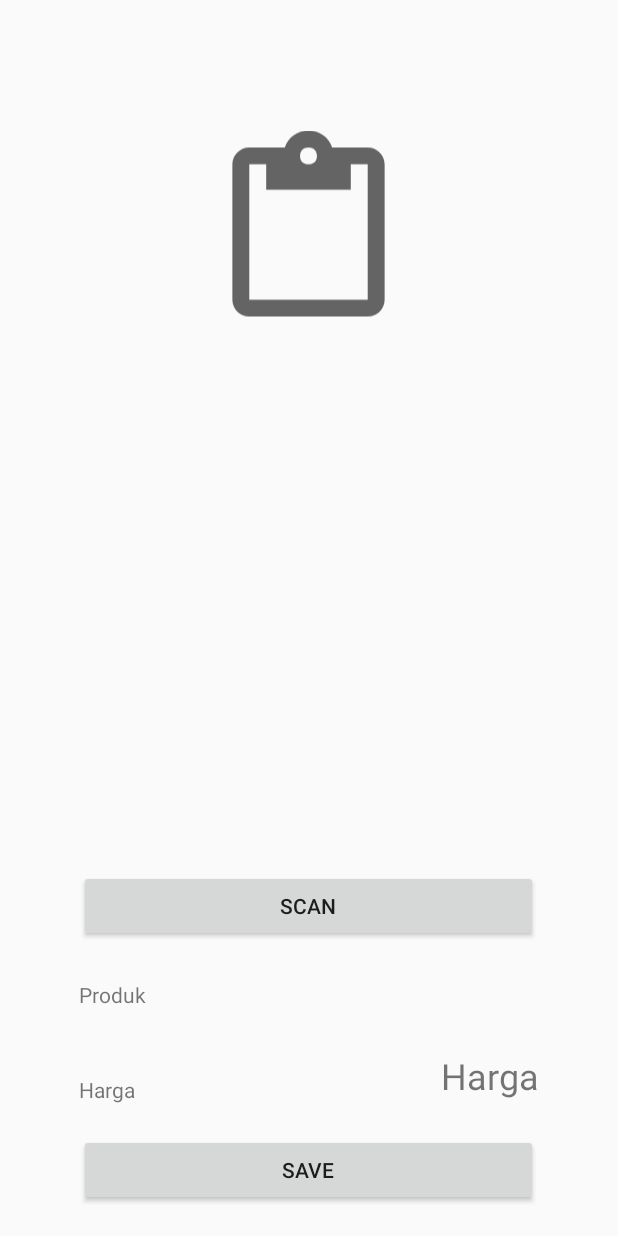
After one commit to fjoeda/Finasius, an Android app: the layout activity_detect_image.xml on its own in the app's theme, with its tools: preview values and no code run, on a phone screen of 412 x 824 dp. The commit adds this screen. Run offline under Robolectric (Android 15) with nearby library versions, the light colour scheme and no system bars.

Commit message:
detect produk + harga

```diff
--- a/app/build.gradle
+++ b/app/build.gradle
@@ -23,6 +23,8 @@ dependencies {
     implementation 'com.android.support:appcompat-v7:27.0.0'
     implementation 'com.android.support:support-v4:27.0.0'
     implementation 'com.android.support:design:27.1.0'
+    implementation group: 'com.microsoft.azure.cognitiveservices', name: 'azure-cognitiveservices-customvision-prediction', version: '1.0.2-beta'
+    annotationProcessor 'com.microsoft.azure:azure-annotations:1.2.0'
     implementation 'com.android.support.constraint:constraint-layout:1.1.3'
     implementation 'devlight.io:navigationtabbar:1.2.5'
     implementation 'com.github.blackfizz:eazegraph:1.2.2@aar'
--- a/app/src/main/java/com/nl/manage/finasius/SplashScreenActivity.java
+++ b/app/src/main/java/com/nl/manage/finasius/SplashScreenActivity.java
@@ -28,7 +28,7 @@ public class SplashScreenActivity extends AppCompatActivity {
                     // Thread will sleep for 5 seconds
                     sleep(2*1000);
 
-                    Intent intent = new Intent(SplashScreenActivity.this,InvestActivity.class);
+                    Intent intent = new Intent(SplashScreenActivity.this,DetectImageActivity.class);
                     startActivity(intent);
 
 
--- /dev/null
+++ b/app/src/main/res/layout/activity_detect_image.xml
@@ -0,0 +1,64 @@
+<?xml version="1.0" encoding="utf-8"?>
+<RelativeLayout xmlns:android="http://schemas.android.com/apk/res/android"
+    xmlns:app="http://schemas.android.com/apk/res-auto"
+    xmlns:tools="http://schemas.android.com/tools"
+    android:layout_width="match_parent"
+    android:layout_height="match_parent"
+    tools:context=".DetectImageActivity">
+
+    <ImageView
+        android:id="@+id/scannedImageView"
+        android:layout_width="135dp"
+        android:layout_height="173dp"
+        android:layout_alignParentTop="true"
+        android:layout_centerHorizontal="true"
+        android:layout_marginTop="68dp"
+        app:srcCompat="?android:attr/actionModePasteDrawable" />
+
+    <Button
+        android:id="@+id/SaveButton"
+        android:layout_width="306dp"
+        android:layout_height="wrap_content"
+        android:layout_alignParentBottom="true"
+        android:layout_centerHorizontal="true"
+        android:layout_marginBottom="20dp"
+        android:text="Save" />
+
+    <Button
+        android:id="@+id/scanButton"
+        android:layout_width="306dp"
+        android:layout_height="wrap_content"
+        android:layout_alignParentBottom="true"
+        android:layout_centerHorizontal="true"
+        android:layout_marginBottom="196dp"
+        android:text="Scan" />
+
+    <TextView
+        android:id="@+id/textView6"
+        android:layout_width="wrap_content"
+        android:layout_height="wrap_content"
+        android:layout_alignParentBottom="true"
+        android:layout_alignStart="@+id/SaveButton"
+        android:layout_marginBottom="88dp"
+        android:text="Harga" />
+
+    <TextView
+        android:id="@+id/hargaText"
+        android:layout_width="134dp"
+        android:layout_height="35dp"
+        android:layout_alignEnd="@+id/SaveButton"
+        android:layout_alignTop="@+id/textView6"
+        android:layout_marginTop="-16dp"
+        android:text="Harga"
+        android:textAlignment="viewEnd"
+        android:textSize="24sp" />
+
+    <TextView
+        android:id="@+id/produk"
+        android:layout_width="wrap_content"
+        android:layout_height="wrap_content"
+        android:layout_alignParentBottom="true"
+        android:layout_alignStart="@+id/SaveButton"
+        android:layout_marginBottom="151dp"
+        android:text="Produk" />
+</RelativeLayout>
```
Also changed, not shown: app/src/main/AndroidManifest.xml (+7 -1 lines), app/src/main/java/com/nl/manage/finasius/DetectImageActivity.java (added, +103 -0 lines).
